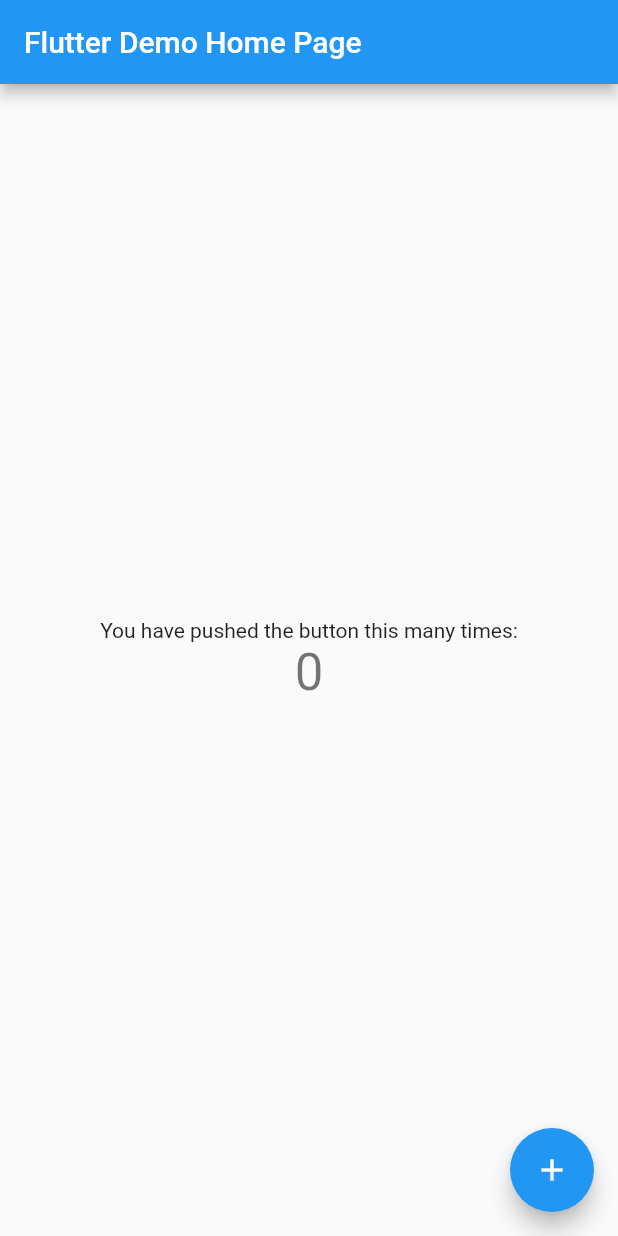
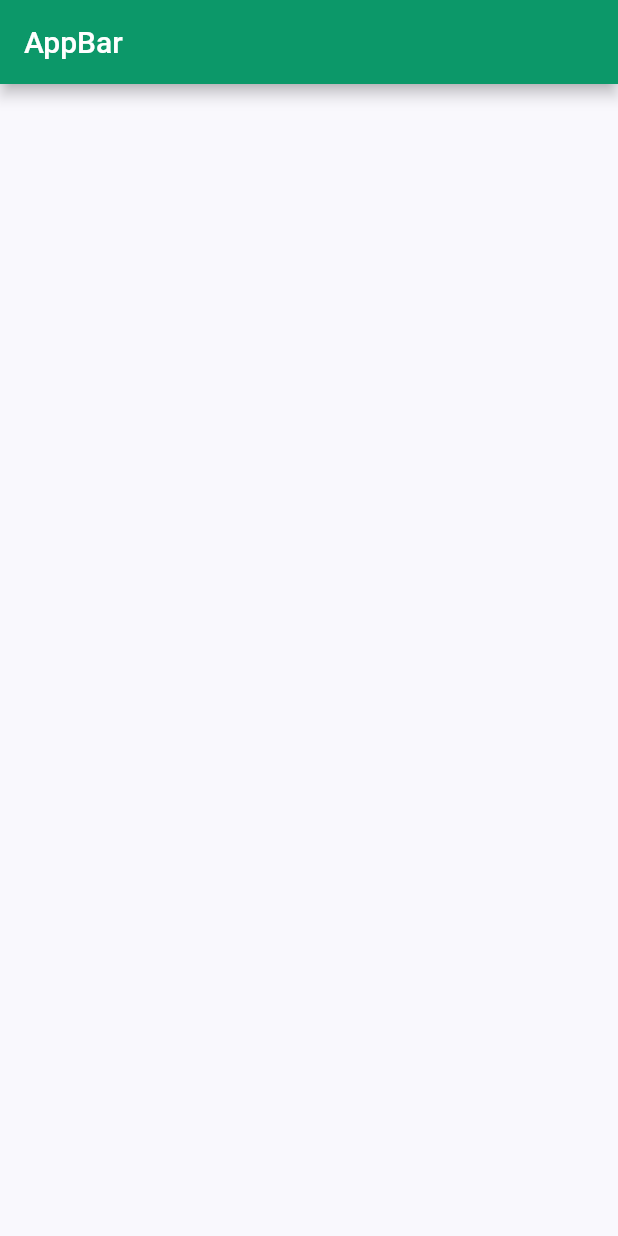
Before and after one commit to danielb05/reciclame, a Flutter app: the screen it shows after launch, on a phone screen of 412 x 824 dp. Run offline on Flutter 3.47's test engine with Material 2 defaults, Android fonts, the phone set to English and light mode, and no system bars.

Commit message:
- Create theme - Create MaterialApp - Init Home Widget - Create constants file

```diff
--- /dev/null
+++ b/lib/constants.dart
@@ -0,0 +1,7 @@
+import 'package:flutter/material.dart';
+
+const kPrimaryColor = Color(0xFF0C9869);
+const kTextColor = Color(0xFF3C4046);
+const kBackgroundColor = Color(0xFFF9F8FD);
+
+const double kDefaultPadding = 20.0;
--- a/lib/main.dart
+++ b/lib/main.dart
@@ -1,117 +1,23 @@
 import 'package:flutter/material.dart';
+import 'package:reciclame/constants.dart';
+import 'package:reciclame/pages/Home.dart';
 
 void main() {
   runApp(MyApp());
 }
 
 class MyApp extends StatelessWidget {
-  // This widget is the root of your application.
   @override
   Widget build(BuildContext context) {
     return MaterialApp(
-      title: 'Reciclame App',
-      theme: ThemeData(
-        // This is the theme of your application.
-        //
-        // Try running your application with "flutter run". You'll see the
-        // application has a blue toolbar. Then, without quitting the app, try
-        // changing the primarySwatch below to Colors.green and then invoke
-        // "hot reload" (press "r" in the console where you ran "flutter run",
-        // or simply save your changes to "hot reload" in a Flutter IDE).
-        // Notice that the counter didn't reset back to zero; the application
-        // is not restarted.
-        primarySwatch: Colors.blue,
-        // This makes the visual density adapt to the platform that you run
-        // the app on. For desktop platforms, the controls will be smaller and
-        // closer together (more dense) than on mobile platforms.
-        visualDensity: VisualDensity.adaptivePlatformDensity,
-      ),
-      home: MyHomePage(title: 'Flutter Demo Home Page'),
+        debugShowCheckedModeBanner: false,
+        initialRoute: '/home',
+        routes: {'/home': (context) => Home()},
+        theme: ThemeData(
+            scaffoldBackgroundColor: kBackgroundColor,
+            primaryColor: kPrimaryColor,
+            textTheme: Theme.of(context).textTheme.apply(bodyColor: kTextColor),
+            visualDensity: VisualDensity.adaptivePlatformDensity)
     );
   }
 }
-
-class MyHomePage extends StatefulWidget {
-  MyHomePage({Key key, this.title}) : super(key: key);
-
-  // This widget is the home page of your application. It is stateful, meaning
-  // that it has a State object (defined below) that contains fields that affect
-  // how it looks.
-
-  // This class is the configuration for the state. It holds the values (in this
-  // case the title) provided by the parent (in this case the App widget) and
-  // used by the build method of the State. Fields in a Widget subclass are
-  // always marked "final".
-
-  final String title;
-
-  @override
-  _MyHomePageState createState() => _MyHomePageState();
-}
-
-class _MyHomePageState extends State<MyHomePage> {
-  int _counter = 0;
-
-  void _incrementCounter() {
-    setState(() {
-      // This call to setState tells the Flutter framework that something has
-      // changed in this State, which causes it to rerun the build method below
-      // so that the display can reflect the updated values. If we changed
-      // _counter without calling setState(), then the build method would not be
-      // called again, and so nothing would appear to happen.
-      _counter++;
-    });
-  }
-
-  @override
-  Widget build(BuildContext context) {
-    // This method is rerun every time setState is called, for instance as done
-    // by the _incrementCounter method above.
-    //
-    // The Flutter framework has been optimized to make rerunning build methods
-    // fast, so that you can just rebuild anything that needs updating rather
-    // than having to individually change instances of widgets.
-    return Scaffold(
-      appBar: AppBar(
-        // Here we take the value from the MyHomePage object that was created by
-        // the App.build method, and use it to set our appbar title.
-        title: Text(widget.title),
-      ),
-      body: Center(
-        // Center is a layout widget. It takes a single child and positions it
-        // in the middle of the parent.
-        child: Column(
-          // Column is also a layout widget. It takes a list of children and
-          // arranges them vertically. By default, it sizes itself to fit its
-          // children horizontally, and tries to be as tall as its parent.
-          //
-          // Invoke "debug painting" (press "p" in the console, choose the
-          // "Toggle Debug Paint" action from the Flutter Inspector in Android
-          // Studio, or the "Toggle Debug Paint" command in Visual Studio Code)
-          // to see the wireframe for each widget.
-          //
-          // Column has various properties to control how it sizes itself and
-          // how it positions its children. Here we use mainAxisAlignment to
-          // center the children vertically; the main axis here is the vertical
-          // axis because Columns are vertical (the cross axis would be
-          // horizontal).
-          mainAxisAlignment: MainAxisAlignment.center,
-          children: <Widget>[
-            Text(
-              'You have pushed the button this many times:',
-            ),
-            Text(
-              '$_counter',
-              style: Theme.of(context).textTheme.headline4,
-            ),
-          ],
-        ),
-      ),
-      floatingActionButton: FloatingActionButton(
-        onPressed: _incrementCounter,
-        tooltip: 'Increment',
-        child: Icon(Icons.add),
-      ), // This trailing comma makes auto-formatting nicer for build methods.
-    );
-  }
-}
--- /dev/null
+++ b/lib/pages/Home.dart
@@ -0,0 +1,17 @@
+import 'package:flutter/material.dart';
+
+class Home extends StatefulWidget {
+  @override
+  _HomeState createState() => _HomeState();
+}
+
+class _HomeState extends State<Home> {
+  @override
+  Widget build(BuildContext context) {
+    return Scaffold(
+      appBar: AppBar(
+        title: Text('AppBar'),
+      ),
+    );
+  }
+}
```
Also changed, not shown: 1 other file.
